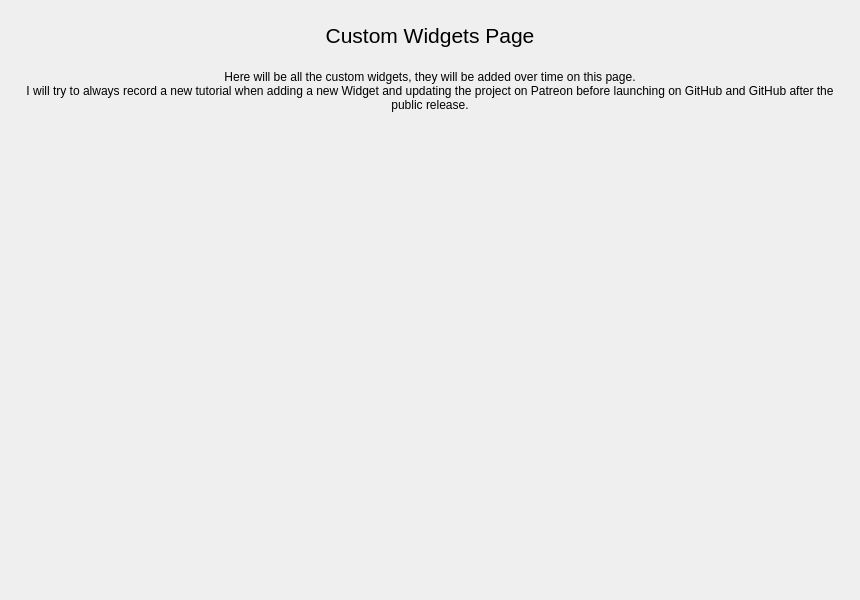
Qt form DeviceManager/libs/PyOneDark/uis/pages/main_pages.ui (SebCOLLARD/Iot_Project_Epitech) before a commit.
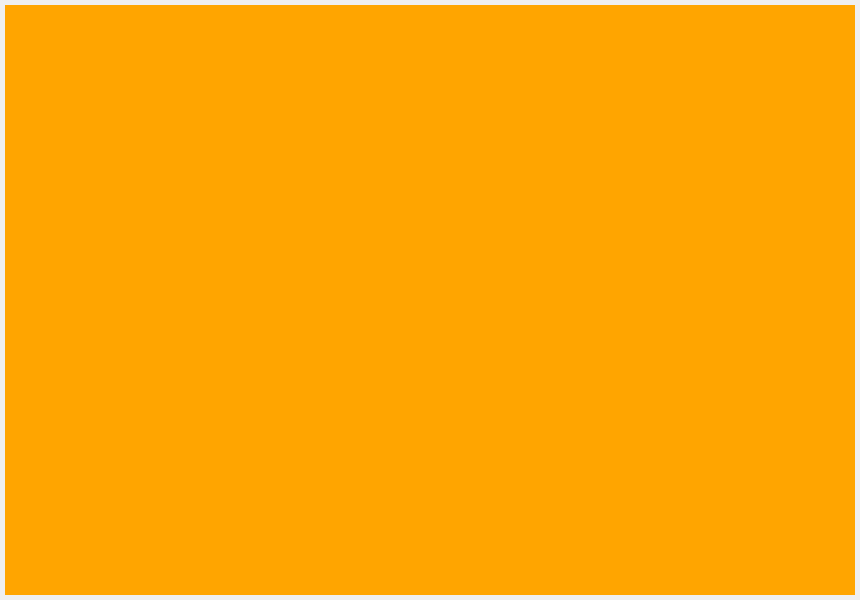
The same form after that commit. The open tabs and pages were chosen to show the change.

Commit message: removed premaid pages, added icons and sensor pages (empty for now)

The edit to the form file:
```diff
--- a/DeviceManager/libs/PyOneDark/uis/pages/main_pages.ui
+++ b/DeviceManager/libs/PyOneDark/uis/pages/main_pages.ui
@@ -144,8 +144,11 @@
        </item>
       </layout>
      </widget>
-     <widget class="QWidget" name="page_2">
-      <layout class="QVBoxLayout" name="page_2_layout">
+     <widget class="QWidget" name="page_temperature">
+      <property name="styleSheet">
+       <string notr="true">; background: orange;</string>
+      </property>
+      <layout class="QVBoxLayout" name="page_temperature_layout">
        <property name="spacing">
         <number>5</number>
        </property>
@@ -161,108 +164,6 @@
        <property name="bottomMargin">
         <number>5</number>
        </property>
-       <item>
-        <widget class="QScrollArea" name="scroll_area">
-         <property name="styleSheet">
-          <string notr="true">background: transparent;</string>
-         </property>
-         <property name="frameShape">
-          <enum>QFrame::NoFrame</enum>
-         </property>
-         <property name="verticalScrollBarPolicy">
-          <enum>Qt::ScrollBarAlwaysOff</enum>
-         </property>
-         <property name="horizontalScrollBarPolicy">
-          <enum>Qt::ScrollBarAlwaysOff</enum>
-         </property>
-         <property name="widgetResizable">
-          <bool>true</bool>
-         </property>
-         <widget class="QWidget" name="contents">
-          <property name="geometry">
-           <rect>
-            <x>0</x>
-            <y>0</y>
-            <width>840</width>
-            <height>580</height>
-           </rect>
-          </property>
-          <property name="styleSheet">
-           <string notr="true">background: transparent;</string>
-          </property>
-          <layout class="QVBoxLayout" name="verticalLayout">
-           <property name="spacing">
-            <number>15</number>
-           </property>
-           <property name="leftMargin">
-            <number>5</number>
-           </property>
-           <property name="topMargin">
-            <number>5</number>
-           </property>
-           <property name="rightMargin">
-            <number>5</number>
-           </property>
-           <property name="bottomMargin">
-            <number>5</number>
-           </property>
-           <item>
-            <widget class="QLabel" name="title_label">
-             <property name="maximumSize">
-              <size>
-               <width>16777215</width>
-               <height>40</height>
-              </size>
-             </property>
-             <property name="font">
-              <font>
-               <pointsize>16</pointsize>
-              </font>
-             </property>
-             <property name="styleSheet">
-              <string notr="true">font-size: 16pt</string>
-             </property>
-             <property name="text">
-              <string>Custom Widgets Page</string>
-             </property>
-             <property name="alignment">
-              <set>Qt::AlignCenter</set>
-             </property>
-            </widget>
-           </item>
-           <item>
-            <widget class="QLabel" name="description_label">
-             <property name="text">
-              <string>Here will be all the custom widgets, they will be added over time on this page.
-I will try to always record a new tutorial when adding a new Widget and updating the project on Patreon before launching on GitHub and GitHub after the public release.</string>
-             </property>
-             <property name="alignment">
-              <set>Qt::AlignHCenter|Qt::AlignTop</set>
-             </property>
-             <property name="wordWrap">
-              <bool>true</bool>
-             </property>
-            </widget>
-           </item>
-           <item>
-            <layout class="QHBoxLayout" name="row_1_layout"/>
-           </item>
-           <item>
-            <layout class="QHBoxLayout" name="row_2_layout"/>
-           </item>
-           <item>
-            <layout class="QHBoxLayout" name="row_3_layout"/>
-           </item>
-           <item>
-            <layout class="QVBoxLayout" name="row_4_layout"/>
-           </item>
-           <item>
-            <layout class="QVBoxLayout" name="row_5_layout"/>
-           </item>
-          </layout>
-         </widget>
-        </widget>
-       </item>
       </layout>
      </widget>
      <widget class="QWidget" name="page_3">
```
Left out of the diff: 120 changed lines with no effect on the pictures. The commit also changes 7 other files.
